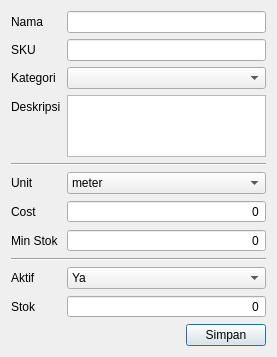
AyahnaSyahid/LazyMins, file src/dialogs/productdialog.ui: the form before one commit.
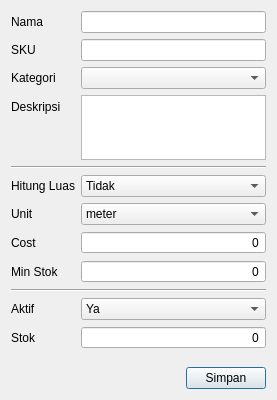
The form after the commit. Custom widgets are drawn as their Qt base class.

What changed in the file:
```diff
--- a/src/dialogs/productdialog.ui
+++ b/src/dialogs/productdialog.ui
@@ -7,21 +7,9 @@
     <x>0</x>
     <y>0</y>
     <width>277</width>
-    <height>357</height>
+    <height>400</height>
    </rect>
   </property>
-  <property name="minimumSize">
-   <size>
-    <width>277</width>
-    <height>357</height>
-   </size>
-  </property>
-  <property name="maximumSize">
-   <size>
-    <width>277</width>
-    <height>357</height>
-   </size>
-  </property>
   <property name="windowTitle">
    <string>Form Produk</string>
   </property>
@@ -61,14 +49,14 @@
      <item row="2" column="1">
       <widget class="ProductCategoriesComboBox" name="productCategoriesComboBox"/>
      </item>
-     <item row="5" column="0">
+     <item row="6" column="0">
       <widget class="QLabel" name="unitLabel">
        <property name="text">
         <string>Unit</string>
        </property>
       </widget>
      </item>
-     <item row="5" column="1">
+     <item row="6" column="1">
       <widget class="QComboBox" name="comboUnit">
        <item>
         <property name="text">
@@ -87,14 +75,14 @@
        </item>
       </widget>
      </item>
-     <item row="6" column="0">
+     <item row="7" column="0">
       <widget class="QLabel" name="costLabel">
        <property name="text">
         <string>Cost</string>
        </property>
       </widget>
      </item>
-     <item row="6" column="1">
+     <item row="7" column="1">
       <widget class="QSpinBox" name="costSpinBox">
        <property name="alignment">
         <set>Qt::AlignmentFlag::AlignRight|Qt::AlignmentFlag::AlignTrailing|Qt::AlignmentFlag::AlignVCenter</set>
@@ -110,14 +98,14 @@
        </property>
       </widget>
      </item>
-     <item row="7" column="0">
+     <item row="8" column="0">
       <widget class="QLabel" name="minStokLabel">
        <property name="text">
         <string>Min Stok</string>
        </property>
       </widget>
      </item>
-     <item row="7" column="1">
+     <item row="8" column="1">
       <widget class="QSpinBox" name="minStock">
        <property name="alignment">
         <set>Qt::AlignmentFlag::AlignRight|Qt::AlignmentFlag::AlignTrailing|Qt::AlignmentFlag::AlignVCenter</set>
@@ -133,21 +121,21 @@
        </property>
       </widget>
      </item>
-     <item row="8" column="0" colspan="2">
+     <item row="9" column="0" colspan="2">
       <widget class="Line" name="line">
        <property name="orientation">
         <enum>Qt::Orientation::Horizontal</enum>
        </property>
       </widget>
      </item>
-     <item row="9" column="0">
+     <item row="10" column="0">
       <widget class="QLabel" name="aktifLabel">
        <property name="text">
         <string>Aktif</string>
        </property>
       </widget>
      </item>
-     <item row="9" column="1">
+     <item row="10" column="1">
       <widget class="QComboBox" name="aktifComboBox">
        <item>
         <property name="text">
@@ -161,14 +149,14 @@
        </item>
       </widget>
      </item>
-     <item row="10" column="0">
+     <item row="11" column="0">
       <widget class="QLabel" name="stokLabel">
        <property name="text">
         <string>Stok</string>
        </property>
       </widget>
      </item>
-     <item row="10" column="1">
+     <item row="11" column="1">
       <widget class="QSpinBox" name="stokSpinBox">
        <property name="alignment">
         <set>Qt::AlignmentFlag::AlignRight|Qt::AlignmentFlag::AlignTrailing|Qt::AlignmentFlag::AlignVCenter</set>
@@ -211,6 +199,27 @@
        </property>
       </widget>
      </item>
+     <item row="5" column="0">
+      <widget class="QLabel" name="label">
+       <property name="text">
+        <string>Hitung Luas</string>
+       </property>
+      </widget>
+     </item>
+     <item row="5" column="1">
+      <widget class="QComboBox" name="useAreaBox">
+       <item>
+        <property name="text">
+         <string>Tidak</string>
+        </property>
+       </item>
+       <item>
+        <property name="text">
+         <string>Ya</string>
+        </property>
+       </item>
+      </widget>
+     </item>
     </layout>
    </item>
    <item alignment="Qt::AlignmentFlag::AlignRight">
```
